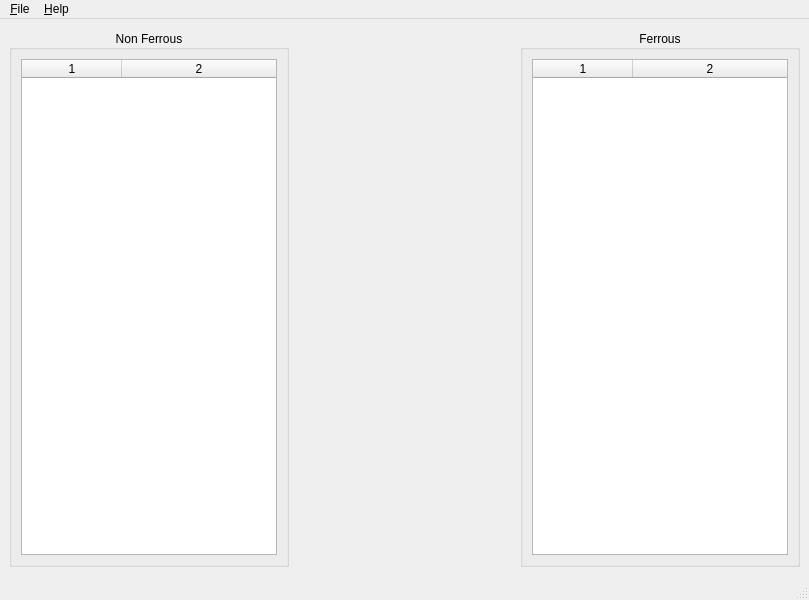
Qt form main_program/gui_interface_designs/price_list_window_design.ui (yimenhfeifei/josm-invoice) before a commit.
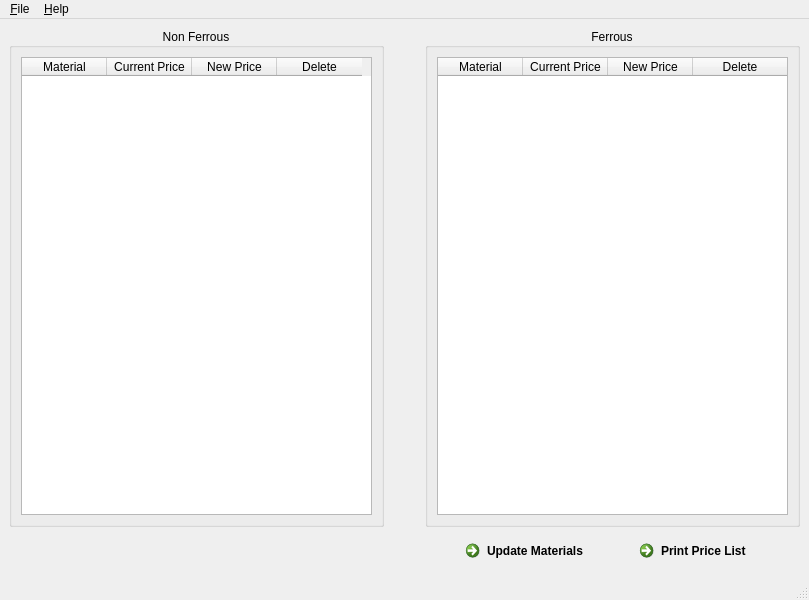
The same form after that commit. Custom widgets are drawn as their Qt base class.

Commit message: Added database code to price list program.

The edit to the form file:
```diff
--- a/main_program/gui_interface_designs/price_list_window_design.ui
+++ b/main_program/gui_interface_designs/price_list_window_design.ui
@@ -14,7 +14,9 @@
    <string>MainWindow</string>
   </property>
   <widget class="QWidget" name="centralwidget">
-   <layout class="QHBoxLayout" name="horizontalLayout">
+   <layout class="QVBoxLayout" name="verticalLayout">
+    <item>
+     <layout class="QHBoxLayout" name="horizontalLayout_4">
     <item>
      <widget class="QGroupBox" name="nonFerrousBox">
       <property name="sizePolicy">
@@ -25,7 +27,7 @@
       </property>
       <property name="maximumSize">
        <size>
-        <width>311</width>
+          <width>6565</width>
         <height>537</height>
        </size>
       </property>
@@ -37,33 +39,51 @@
       </property>
       <layout class="QHBoxLayout" name="horizontalLayout_3">
        <item>
-        <widget class="PayloadTableWidget" name="nonFerrousTable">
+          <widget class="ExtendedTableWidget" name="nonFerrousTable">
+           <property name="minimumSize">
+            <size>
+             <width>351</width>
+             <height>441</height>
+            </size>
+           </property>
          <property name="toolTip">
-          <string>Current payloads.</string>
+            <string>Extended table widget.</string>
          </property>
          <property name="whatsThis">
-          <string>PayloadTable widget.</string>
-         </property>
-         <property name="alternatingRowColors">
-          <bool>true</bool>
-         </property>
-         <property name="selectionBehavior">
-          <enum>QAbstractItemView::SelectRows</enum>
+            <string>Extended table widget.</string>
          </property>
          <property name="sortingEnabled">
-          <bool>false</bool>
-         </property>
-         <property name="columnCount">
-          <number>2</number>
-         </property>
-         <attribute name="horizontalHeaderHighlightSections">
-          <bool>false</bool>
-         </attribute>
-         <attribute name="horizontalHeaderStretchLastSection">
           <bool>true</bool>
-         </attribute>
-         <column/>
-         <column/>
+           </property>
+           <attribute name="horizontalHeaderDefaultSectionSize">
+            <number>85</number>
+           </attribute>
+           <attribute name="horizontalHeaderMinimumSectionSize">
+            <number>85</number>
+           </attribute>
+           <attribute name="verticalHeaderVisible">
+            <bool>false</bool>
+           </attribute>
+           <column>
+            <property name="text">
+             <string>Material</string>
+            </property>
+           </column>
+           <column>
+            <property name="text">
+             <string>Current Price</string>
+            </property>
+           </column>
+           <column>
+            <property name="text">
+             <string>New Price</string>
+            </property>
+           </column>
+           <column>
+            <property name="text">
+             <string>Delete</string>
+            </property>
+           </column>
         </widget>
        </item>
       </layout>
@@ -76,7 +96,7 @@
       </property>
       <property name="sizeHint" stdset="0">
        <size>
-        <width>220</width>
+          <width>28</width>
         <height>20</height>
        </size>
       </property>
@@ -104,31 +124,97 @@
       </property>
       <layout class="QHBoxLayout" name="horizontalLayout_2">
        <item>
-        <widget class="PayloadTableWidget" name="ferrousTable">
+          <widget class="ExtendedTableWidget" name="ferrousTable">
+           <property name="minimumSize">
+            <size>
+             <width>351</width>
+             <height>431</height>
+            </size>
+           </property>
          <property name="toolTip">
-          <string>Current payloads.</string>
+            <string>Extended table widget.</string>
          </property>
          <property name="whatsThis">
-          <string>PayloadTable widget.</string>
+            <string>Extended table widget.</string>
          </property>
          <property name="sortingEnabled">
-          <bool>false</bool>
+            <bool>true</bool>
          </property>
          <property name="columnCount">
-          <number>2</number>
-         </property>
-         <attribute name="horizontalHeaderHighlightSections">
-          <bool>false</bool>
+            <number>4</number>
+           </property>
+           <attribute name="horizontalHeaderDefaultSectionSize">
+            <number>85</number>
+           </attribute>
+           <attribute name="horizontalHeaderMinimumSectionSize">
+            <number>85</number>
          </attribute>
          <attribute name="horizontalHeaderStretchLastSection">
           <bool>true</bool>
          </attribute>
-         <column/>
-         <column/>
+           <attribute name="verticalHeaderVisible">
+            <bool>false</bool>
+           </attribute>
+           <column>
+            <property name="text">
+             <string>Material</string>
+            </property>
+           </column>
+           <column>
+            <property name="text">
+             <string>Current Price</string>
+            </property>
+           </column>
+           <column>
+            <property name="text">
+             <string>New Price</string>
+            </property>
+           </column>
+           <column>
+            <property name="text">
+             <string>Delete</string>
+            </property>
+           </column>
         </widget>
        </item>
       </layout>
      </widget>
+      </item>
+     </layout>
+    </item>
+    <item>
+     <layout class="QHBoxLayout" name="horizontalLayout">
+      <item>
+       <spacer name="horizontalSpacer_2">
+        <property name="orientation">
+         <enum>Qt::Horizontal</enum>
+        </property>
+        <property name="sizeHint" stdset="0">
+         <size>
+          <width>548</width>
+          <height>20</height>
+         </size>
+        </property>
+       </spacer>
+      </item>
+      <item>
+       <widget class="QCommandLinkButton" name="updatePricesButton">
+        <property name="text">
+         <string>Update Materials</string>
+        </property>
+        <property name="description">
+         <string/>
+        </property>
+       </widget>
+      </item>
+      <item>
+       <widget class="QCommandLinkButton" name="commandLinkButton">
+        <property name="text">
+         <string>Print Price List</string>
+        </property>
+       </widget>
+      </item>
+     </layout>
     </item>
    </layout>
   </widget>
@@ -170,9 +256,9 @@
  </widget>
  <customwidgets>
   <customwidget>
-   <class>PayloadTableWidget</class>
+   <class>ExtendedTableWidget</class>
    <extends>QTableWidget</extends>
-   <header>custom_widgets.payloadTableWidget</header>
+   <header>custom_widgets.extendedTableWidget</header>
   </customwidget>
  </customwidgets>
  <resources/>
```
Lines whose indentation alone changed are shown as unchanged. The commit also changes 4 other files.
